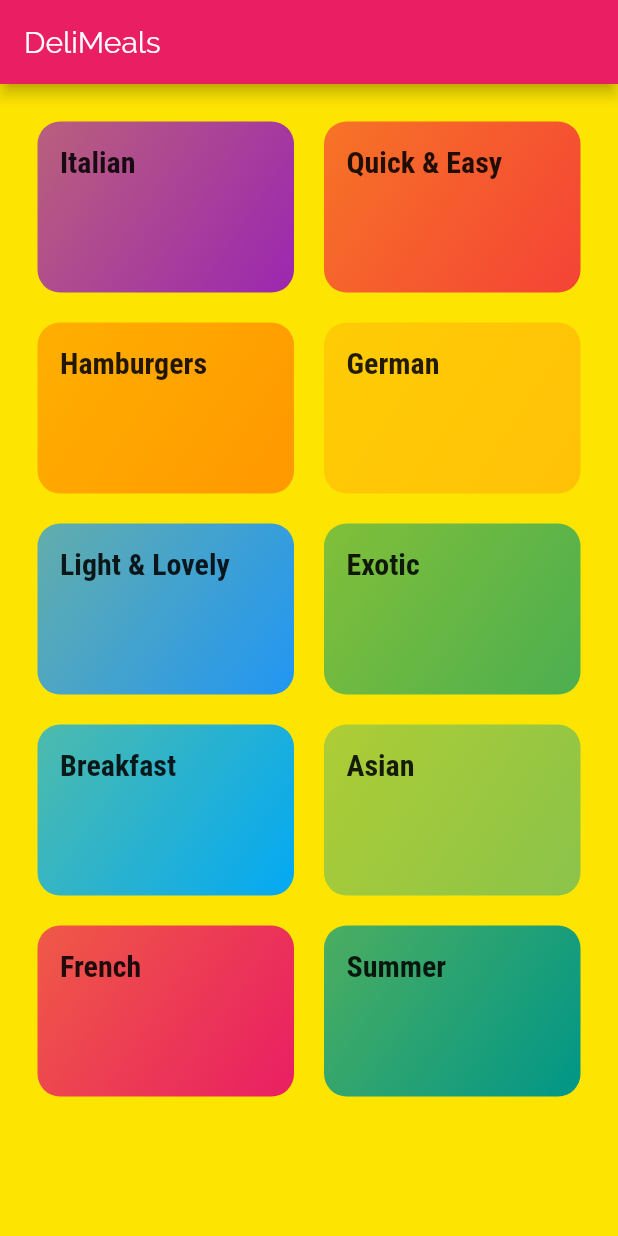
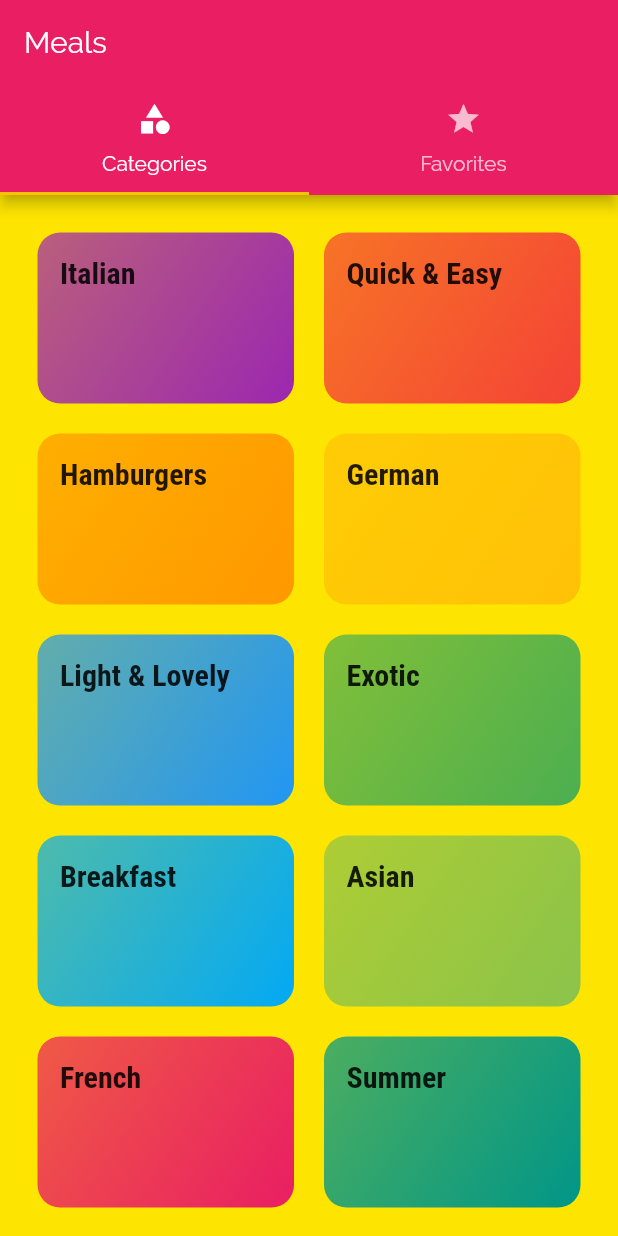
Before and after one commit to frasnym/learn-flutter-meals-app, a Flutter app: the screen it shows after launch, on a phone screen of 412 x 824 dp. Run offline on Flutter 3.47's test engine with Material 2 defaults, Android fonts, the phone set to English and light mode, and no system bars.

Commit message:
Adding a TabBar to the Appbar

```diff
--- a/lib/main.dart
+++ b/lib/main.dart
@@ -1,8 +1,9 @@
 import 'package:flutter/material.dart';
 
-import 'screens/meal_detail_screen.dart';
-import 'screens/category_meals_screen.dart';
-import 'screens/categories_screen.dart';
+import './screens/tabs_screen.dart';
+import './screens/meal_detail_screen.dart';
+import './screens/category_meals_screen.dart';
+import './screens/categories_screen.dart';
 
 void main() {
   runApp(MyApp());
@@ -36,7 +37,7 @@ class MyApp extends StatelessWidget {
       // home: CategoriesScreen(),
       initialRoute: '/', //? default is '/'
       routes: {
-        '/': (ctx) => CategoriesScreen(),
+        '/': (ctx) => TabsScreen(),
         CategoryMealsScreen.routeName: (ctx) => CategoryMealsScreen(),
         MealDetailScreen.routeName: (ctx) => MealDetailScreen(),
       },
--- a/lib/screens/categories_screen.dart
+++ b/lib/screens/categories_screen.dart
@@ -7,11 +7,7 @@ import '../dummy_data.dart';
 class CategoriesScreen extends StatelessWidget {
   @override
   Widget build(BuildContext context) {
-    return Scaffold(
-      appBar: AppBar(
-        title: const Text('DeliMeals'),
-      ),
-      body: GridView(
+    return GridView(
       padding: const EdgeInsets.all(25),
       children: DUMMY_CATEGORIES
           .map(
@@ -28,7 +24,6 @@ class CategoriesScreen extends StatelessWidget {
         crossAxisSpacing: 20,
         mainAxisSpacing: 20,
       ),
-      ),
     );
   }
 }
--- /dev/null
+++ b/lib/screens/favorites_screen.dart
@@ -0,0 +1,10 @@
+import 'package:flutter/material.dart';
+
+class FavoritesScreen extends StatelessWidget {
+  @override
+  Widget build(BuildContext context) {
+    return Center(
+      child: Text('fav'),
+    );
+  }
+}
--- /dev/null
+++ b/lib/screens/tabs_screen.dart
@@ -0,0 +1,42 @@
+import 'package:flutter/material.dart';
+
+import '../screens/favorites_screen.dart';
+import '../screens/categories_screen.dart';
+
+class TabsScreen extends StatefulWidget {
+  @override
+  _TabsScreenState createState() => _TabsScreenState();
+}
+
+class _TabsScreenState extends State<TabsScreen> {
+  @override
+  Widget build(BuildContext context) {
+    return DefaultTabController(
+      length: 2,
+      // initialIndex: 0,
+      child: Scaffold(
+        appBar: AppBar(
+          title: Text('Meals'),
+          bottom: TabBar(
+            tabs: <Widget>[
+              Tab(
+                icon: Icon(Icons.category),
+                text: 'Categories',
+              ),
+              Tab(
+                icon: Icon(Icons.star),
+                text: 'Favorites',
+              ),
+            ],
+          ),
+        ),
+        body: TabBarView(
+          children: <Widget>[
+            CategoriesScreen(),
+            FavoritesScreen(),
+          ],
+        ),
+      ),
+    );
+  }
+}
```
Lines whose indentation alone changed are shown as unchanged.
